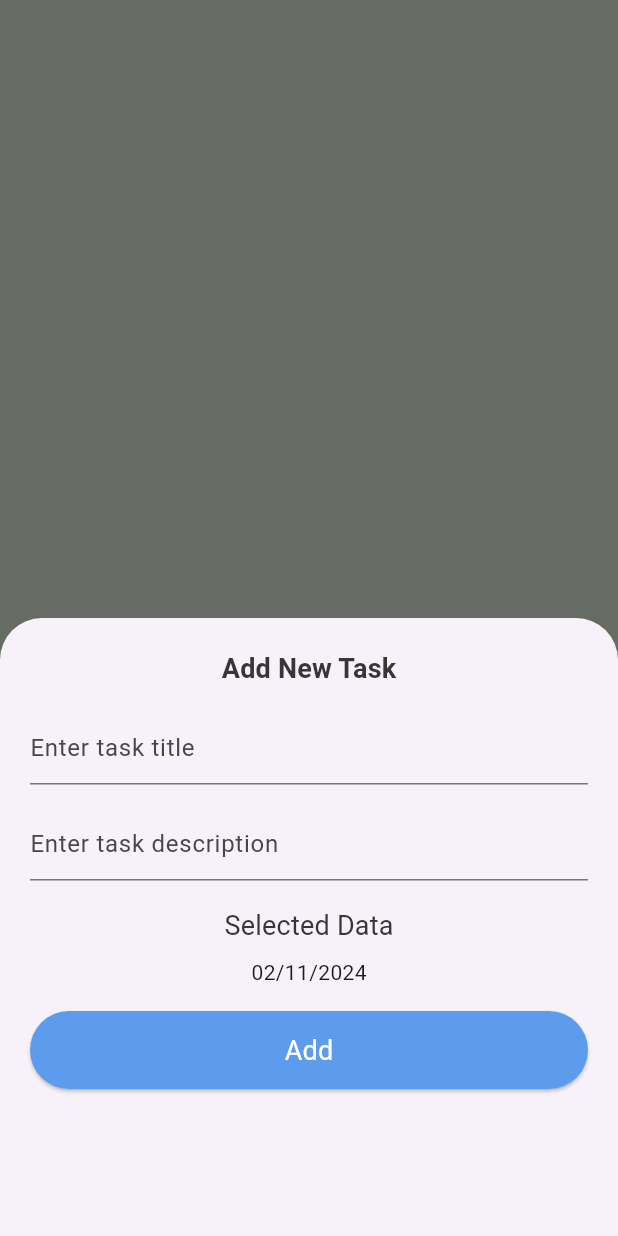
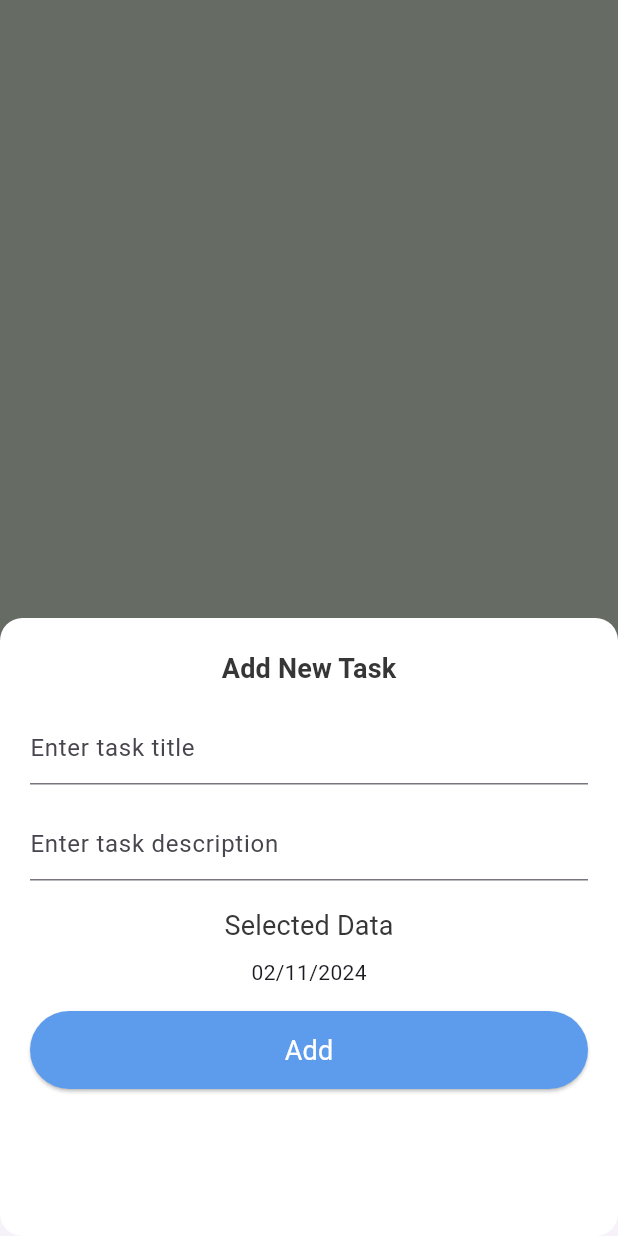
Before and after one commit to MawadaHamed/todo, a Flutter app: the screen it shows after launch, item 2 of the bottom bar chosen, after a tap on the "add" icon, on a phone screen of 412 x 824 dp. Run offline on Flutter 3.47's test engine with Material 3 defaults, Android fonts, the light colour scheme and no system bars; our stand-ins replace cloud_firestore, easy_date_timeline, firebase_core, flutter_slidable, fluttertoast; accounts and stored records are empty.

Commit message:
add task provider and implement delete task

```diff
--- a/lib/firebase_function.dart
+++ b/lib/firebase_function.dart
@@ -23,4 +23,9 @@ class FirebaseFunctions {
     QuerySnapshot<TaskModel> querySnapshot = await tasksCollection.get();
     return querySnapshot.docs.map((docSnapshot) => docSnapshot.data()).toList();
   }
+
+  static Future<void> deleteTaskFromFirestore(String taskId) async{
+    CollectionReference<TaskModel> tasksCollection =  getTasksCollection();
+    return tasksCollection.doc(taskId).delete();
+  }
 }
--- a/lib/home_screen.dart
+++ b/lib/home_screen.dart
@@ -52,6 +52,7 @@ class _HomeScreenState extends State<HomeScreen> {
       floatingActionButton: FloatingActionButton(
          onPressed: () => showModalBottomSheet(
              context: context,
+             isScrollControlled: true,
              builder: (_) => AddTaskBottomSheet()
          ),
         child: Icon(Icons.add,
--- a/lib/main.dart
+++ b/lib/main.dart
@@ -1,14 +1,18 @@
 import 'package:cloud_firestore/cloud_firestore.dart';
 import 'package:firebase_core/firebase_core.dart';
 import 'package:flutter/material.dart';
+import 'package:provider/provider.dart';
 import 'package:untitled1/app_theme.dart';
 import 'package:untitled1/home_screen.dart';
+import 'package:untitled1/tabs/tasks/task_provider.dart';
 
 Future<void> main() async{
   WidgetsFlutterBinding.ensureInitialized();
   await Firebase.initializeApp();
   await FirebaseFirestore.instance.disableNetwork();
-  runApp(TodoApp());
+  runApp(ChangeNotifierProvider(
+    create: (_) => TaskProvider(),
+      child: TodoApp()));
 }
 
 class TodoApp extends StatelessWidget {
--- a/lib/tabs/tasks/add_task_bottom_sheet.dart
+++ b/lib/tabs/tasks/add_task_bottom_sheet.dart
@@ -1,8 +1,12 @@
 import 'package:easy_date_timeline/easy_date_timeline.dart';
 import 'package:flutter/material.dart';
+import 'package:fluttertoast/fluttertoast.dart';
 import 'package:intl/intl.dart';
+import 'package:provider/provider.dart';
+import 'package:untitled1/app_theme.dart';
 import 'package:untitled1/firebase_function.dart';
 import 'package:untitled1/models/task_model.dart';
+import 'package:untitled1/tabs/tasks/task_provider.dart';
 import 'package:untitled1/widgets/default_elevated-button.dart';
 import 'package:untitled1/widgets/default_text_form_field.dart';
 
@@ -21,9 +25,18 @@ class _AddTaskBottomSheetState extends State<AddTaskBottomSheet> {
   @override
   Widget build(BuildContext context) {
     TextStyle? titlMediumStyle = Theme.of(context).textTheme.titleMedium;
-    return Container(
+    return Padding(
+      padding:  EdgeInsets.only(bottom: MediaQuery.of(context).viewInsets.bottom),
+      child: Container(
         height: MediaQuery.sizeOf(context).height * .5,
         padding: EdgeInsets.all(20),
+        decoration: BoxDecoration(
+          color: AppTheme.white,
+          borderRadius: BorderRadius.horizontal(
+              left: Radius.circular(15),
+              right: Radius.circular(15)
+          )
+        ),
         child: Form(
           key: formKey,
           child: Column(
@@ -87,6 +100,7 @@ class _AddTaskBottomSheetState extends State<AddTaskBottomSheet> {
             ],
           ),
         ),
+      ),
     );
   }
   void addTask(){
@@ -99,11 +113,23 @@ class _AddTaskBottomSheetState extends State<AddTaskBottomSheet> {
       Duration(microseconds: 100),
            onTimeout: () {
               Navigator.of(context).pop();
+              Provider.of<TaskProvider>(context, listen: false).getTasks();
+              Fluttertoast.showToast(
+                msg: "Task added successfully",
+                toastLength: Toast.LENGTH_SHORT,
+                timeInSecForIosWeb: 5,
+                backgroundColor: AppTheme.green,
+              );
             },
     )
         .catchError(
       (error){
-
+        Fluttertoast.showToast(
+            msg: "Some Thing Went Wrong",
+            toastLength: Toast.LENGTH_SHORT,
+            timeInSecForIosWeb: 5,
+            backgroundColor: AppTheme.red,
+        );
     });
   }
 }
--- /dev/null
+++ b/lib/tabs/tasks/task_provider.dart
@@ -0,0 +1,23 @@
+import 'package:flutter/cupertino.dart';
+import 'package:untitled1/firebase_function.dart';
+import 'package:untitled1/models/task_model.dart';
+
+class TaskProvider with ChangeNotifier{
+  List<TaskModel> tasks = [];
+  DateTime selectedDate = DateTime.now();
+
+  Future<void> getTasks() async{
+   List<TaskModel> allTasks = await FirebaseFunctions.getAllTask();
+    tasks = allTasks.where(
+            (task) =>
+                task.date.year == selectedDate.year &&
+                task.date.month == selectedDate.month &&
+                task.date.day == selectedDate.day
+    ).toList();
+    notifyListeners();
+  }
+  void getSelectedDateTasks(DateTime date){
+    selectedDate  = date;
+    getTasks();
+  }
+}
--- a/lib/tabs/tasks/tasks_tab.dart
+++ b/lib/tabs/tasks/tasks_tab.dart
@@ -1,10 +1,11 @@
 import 'package:easy_date_timeline/easy_date_timeline.dart';
 import 'package:firebase_core/firebase_core.dart';
 import 'package:flutter/material.dart';
+import 'package:provider/provider.dart';
 import 'package:untitled1/app_theme.dart';
 import 'package:untitled1/firebase_function.dart';
-import 'package:untitled1/models/task_model.dart';
 import 'package:untitled1/tabs/tasks/task_item.dart';
+import 'package:untitled1/tabs/tasks/task_provider.dart';
 
 
 
@@ -15,13 +16,13 @@ class TaskTab extends StatefulWidget {
 }
 
 class _TaskTabState extends State<TaskTab> {
-  List<TaskModel> tasks = [];
   bool shouldGetTasks = true;
   @override
   Widget build(BuildContext context) {
     double height = MediaQuery.sizeOf(context).height;
+    TaskProvider taskProvider = Provider.of<TaskProvider>(context);
    if(shouldGetTasks){
-      getTasks();
+     taskProvider.getTasks();
       shouldGetTasks = false;
     }
 
@@ -48,8 +49,11 @@ class _TaskTabState extends State<TaskTab> {
               padding: EdgeInsets.only(top: height * .11),
               child: EasyInfiniteDateTimeLine(
                 firstDate:DateTime.now().subtract(Duration(days: 365)),
-                focusDate: DateTime.now(),
+                focusDate: taskProvider.selectedDate,
                 lastDate:DateTime.now().add(Duration(days: 365)),
+                onDateChange: (selectedDate){
+                  taskProvider.getSelectedDateTasks(selectedDate);
+                },
                 showTimelineHeader: false,
                 dayProps: EasyDayProps(
                   height: 79,
@@ -87,6 +91,22 @@ class _TaskTabState extends State<TaskTab> {
                       color: AppTheme.black,
                     ),
                   ),
+                  todayStyle: DayStyle(
+                    decoration: BoxDecoration(
+                        color: AppTheme.white,
+                        borderRadius: BorderRadius.all(Radius.circular(5),)
+                    ),
+                    dayNumStyle: TextStyle(
+                      fontSize: 15,
+                      fontWeight: FontWeight.bold,
+                      color: AppTheme.primary,
+                    ),
+                    dayStrStyle: TextStyle(
+                      fontSize: 15,
+                      fontWeight: FontWeight.bold,
+                      color: AppTheme.primary,
+                    ),
+                  ) ,
                 ),
               ),
             ),
@@ -95,14 +115,10 @@ class _TaskTabState extends State<TaskTab> {
         Expanded(
           child: ListView.builder(
             padding: EdgeInsets.only(top: 20),
-            itemBuilder: (_,index) =>TaskItem(tasks[index]),
-          itemCount: tasks.length,),
+            itemBuilder: (_,index) =>TaskItem(taskProvider.tasks[index]),
+          itemCount:taskProvider.tasks.length,),
         )
       ],
     );
   }
-  Future<void> getTasks() async{
-  tasks = await FirebaseFunctions.getAllTask();
-  setState(() {});
-  }
 }
```
Also changed, not shown: lib/tabs/tasks/task_item.dart (+30 -0 lines), pubspec.yaml (+8 -2 lines), pubspec.lock. Lines whose indentation alone changed are shown as unchanged.
